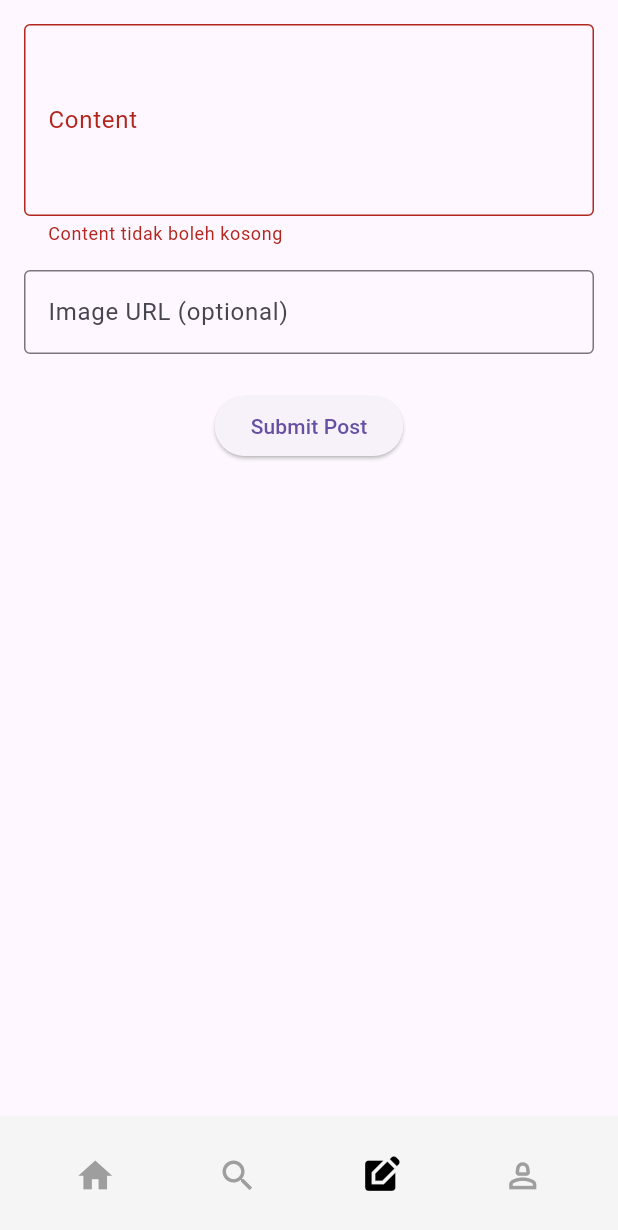
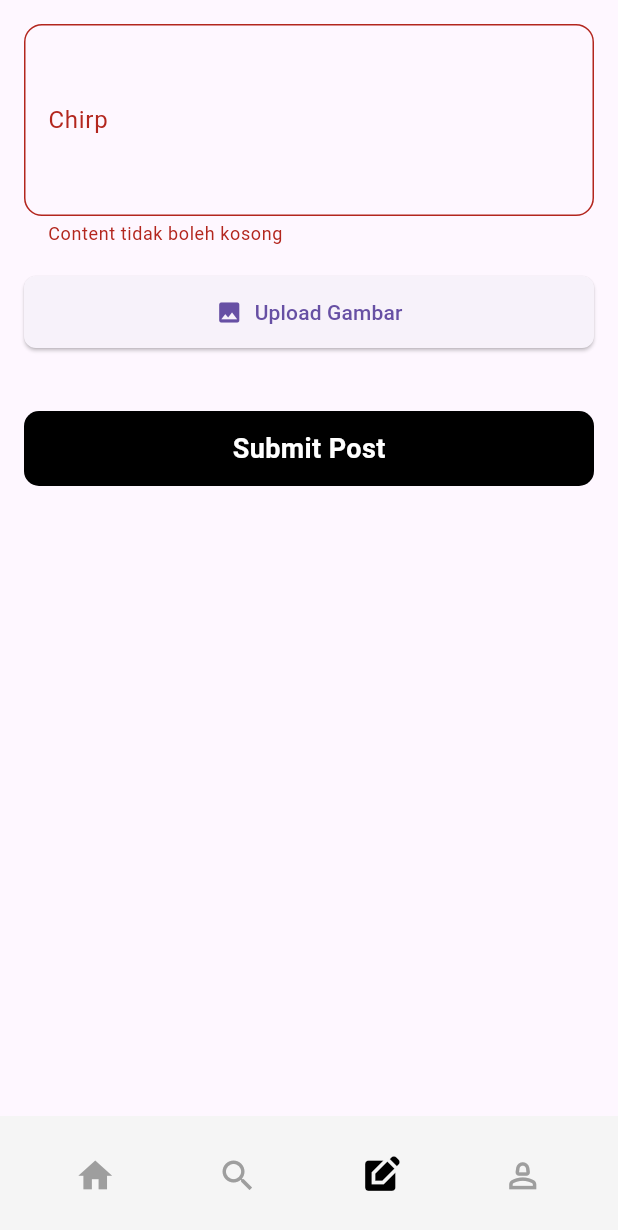
Before and after one commit to IrfanArifin/ChirpApp, a Flutter app: the HomeScreen screen opened directly, item 3 of the bottom bar chosen, after a tap on "Submit Post", on a phone screen of 412 x 824 dp. Shown: the top 1230 px of the screen. Run offline on Flutter 3.47's test engine with Material 3 defaults, Android fonts, the phone set to English and light mode, and no system bars; our stand-ins replace image_picker, shared_preferences; accounts and stored records are empty; network calls fail.

Commit message:
feat(post): enhance AddPostTab with image upload functionality and improve UI elements

```diff
--- a/lib/screens/add_post_tab.dart
+++ b/lib/screens/add_post_tab.dart
@@ -1,3 +1,4 @@
+import 'dart:io';
 import 'package:flutter/material.dart';
 import 'package:http/http.dart' as http;
 import 'dart:convert';
@@ -15,6 +16,12 @@ class _AddPostTabState extends State<AddPostTab> {
   final ImagePicker _picker = ImagePicker();
   XFile? _pickedImage;
 
+  final _formKey = GlobalKey<FormState>();
+  final TextEditingController _contentController = TextEditingController();
+
+  bool _isLoading = false;
+  String? _uploadedImageUrl;
+
   Future<void> _pickImage() async {
     try {
       final pickedFile = await _picker.pickImage(source: ImageSource.gallery);
@@ -23,20 +30,21 @@ class _AddPostTabState extends State<AddPostTab> {
           _pickedImage = pickedFile;
         });
 
-        // Upload ke API image backend
         final imageUrl = await _uploadImageToApi(pickedFile);
-        if (imageUrl != null) {
-          _imageController.text = imageUrl;
-        } else {
-          ScaffoldMessenger.of(context).showSnackBar(SnackBar(
-            content: Text('Gagal upload gambar ke server'),
-          ));
+        setState(() {
+          _uploadedImageUrl = imageUrl;
+        });
+
+        if (imageUrl == null) {
+          ScaffoldMessenger.of(context).showSnackBar(
+            const SnackBar(content: Text('Gagal upload gambar ke server')),
+          );
         }
       }
     } catch (e) {
-      ScaffoldMessenger.of(context).showSnackBar(SnackBar(
-        content: Text('Error saat memilih gambar: $e'),
-      ));
+      ScaffoldMessenger.of(context).showSnackBar(
+        SnackBar(content: Text('Error saat memilih gambar: $e')),
+      );
     }
   }
 
@@ -46,9 +54,7 @@ Future<String?> _uploadImageToApi(XFile imageFile) async {
 
     try {
       final request = http.MultipartRequest('POST', uploadUri);
-
       request.files.add(await http.MultipartFile.fromPath('image', imageFile.path));
-
       if (token != null) {
         request.headers['Authorization'] = 'Bearer $token';
       }
@@ -69,17 +75,8 @@ Future<String?> _uploadImageToApi(XFile imageFile) async {
     }
   }
 
-
-  final _formKey = GlobalKey<FormState>();
-  final TextEditingController _contentController = TextEditingController();
-  final TextEditingController _imageController = TextEditingController();
-
-  bool _isLoading = false;
-
   Future<void> _submitPost() async {
-  if (!_formKey.currentState!.validate()) {
-    return;
-  }
+    if (!_formKey.currentState!.validate()) return;
 
     setState(() {
       _isLoading = true;
@@ -87,9 +84,10 @@ Future<void> _submitPost() async {
 
     try {
       final userId = await TokenStorage.getUserId();
-    if (userId == null) {
+      final token = await TokenStorage.getToken();
+      if (userId == null || token == null) {
         ScaffoldMessenger.of(context).showSnackBar(
-        const SnackBar(content: Text('User ID tidak ditemukan. Silakan login terlebih dahulu.')),
+          const SnackBar(content: Text('Silakan login terlebih dahulu.')),
         );
         setState(() {
           _isLoading = false;
@@ -97,32 +95,17 @@ Future<void> _submitPost() async {
         return;
       }
 
-    final token = await TokenStorage.getToken();
-    if (token == null) {
-      ScaffoldMessenger.of(context).showSnackBar(
-        const SnackBar(content: Text('Token tidak ditemukan. Silakan login terlebih dahulu.')),
-      );
-      setState(() {
-        _isLoading = false;
-      });
-      return;
-    }
+      final content = _contentController.text.trim();
+      final image = _uploadedImageUrl;
 
-    final String content = _contentController.text.trim();
-    final String? image = _imageController.text.trim().isEmpty ? null : _imageController.text.trim();
-
-    final Uri url = Uri.parse('http://localhost:3000/api/posts');
-
+      final url = Uri.parse('http://localhost:3000/api/posts');
       final response = await http.post(
         url,
         headers: {
           'Content-Type': 'application/json',
           'Authorization': 'Bearer $token',
         },
-      body: jsonEncode({
-        'content': content,
-        'image': image,
-      }),
+        body: jsonEncode({'content': content, 'image': image}),
       );
 
       if (response.statusCode == 201) {
@@ -130,18 +113,17 @@ Future<void> _submitPost() async {
           const SnackBar(content: Text('Postingan berhasil dibuat!')),
         );
         _contentController.clear();
-      _imageController.clear();
+        setState(() {
+          _pickedImage = null;
+          _uploadedImageUrl = null;
+        });
       } else {
-      final Map<String, dynamic> errorResponse = jsonDecode(response.body);
+        final errorResponse = jsonDecode(response.body);
         final errorMessage = errorResponse['error'] ?? 'Gagal membuat postingan.';
-      ScaffoldMessenger.of(context).showSnackBar(
-        SnackBar(content: Text('Error: $errorMessage')),
-      );
+        ScaffoldMessenger.of(context).showSnackBar(SnackBar(content: Text('Error: $errorMessage')));
       }
     } catch (e) {
-    ScaffoldMessenger.of(context).showSnackBar(
-      SnackBar(content: Text('Terjadi kesalahan: $e')),
-    );
+      ScaffoldMessenger.of(context).showSnackBar(SnackBar(content: Text('Terjadi kesalahan: $e')));
     } finally {
       setState(() {
         _isLoading = false;
@@ -152,7 +134,6 @@ Future<void> _submitPost() async {
   @override
   void dispose() {
     _contentController.dispose();
-    _imageController.dispose();
     super.dispose();
   }
 
@@ -163,14 +144,15 @@ Future<void> _submitPost() async {
       child: Form(
         key: _formKey,
         child: Column(
+          crossAxisAlignment: CrossAxisAlignment.stretch,
           children: [
             TextFormField(
               controller: _contentController,
               maxLines: 4,
-              decoration: const InputDecoration(
-                labelText: 'Content',
-                border: OutlineInputBorder(),
-                hintText: 'Tulis isi postingan Anda di sini...',
+              decoration: InputDecoration(
+                labelText: 'Chirp',
+                border: OutlineInputBorder(borderRadius: BorderRadius.circular(12)),
+                hintText: 'Tulis chirp Anda di sini...',
               ),
               validator: (value) {
                 if (value == null || value.trim().isEmpty) {
@@ -179,32 +161,54 @@ Future<void> _submitPost() async {
                 return null;
               },
             ),
-            const SizedBox(height: 16),
-            TextFormField(
-              controller: _imageController,
-              decoration: const InputDecoration(
-                labelText: 'Image URL (optional)',
-                border: OutlineInputBorder(),
-                hintText: 'Masukkan URL gambar jika ada',
+            const SizedBox(height: 20),
+            ElevatedButton.icon(
+              onPressed: _pickImage,
+              icon: const Icon(Icons.image),
+              label: const Text('Upload Gambar'),
+              style: ElevatedButton.styleFrom(
+                padding: const EdgeInsets.symmetric(vertical: 14),
+                shape: RoundedRectangleBorder(borderRadius: BorderRadius.circular(8)),
               ),
-              keyboardType: TextInputType.url,
-              validator: (value) {
-                if (value != null && value.isNotEmpty) {
-                  final uri = Uri.tryParse(value);
-                  if (uri == null || (!uri.isAbsolute)) {
-                    return 'Masukkan URL yang valid';
-                  }
-                }
-                return null;
-              },
             ),
-            const SizedBox(height: 24),
+            const SizedBox(height: 12),
+            if (_pickedImage != null)
+              ClipRRect(
+                borderRadius: BorderRadius.circular(12),
+                child: Image.file(
+                  File(_pickedImage!.path),
+                  height: 180,
+                  width: double.infinity,
+                  fit: BoxFit.cover,
+                ),
+              ),
+            const SizedBox(height: 30),
             _isLoading
-                ? const CircularProgressIndicator()
-                : ElevatedButton(
-                    onPressed: _submitPost,
-                    child: const Text('Submit Post'),
+                ? const Center(child: CircularProgressIndicator())
+                : InkWell(
+                    onTap: _isLoading ? null : _submitPost,
+                    child: Container(
+                      height: 50,
+                      decoration: BoxDecoration(
+                        color: _isLoading ? Colors.grey : Colors.black,
+                        borderRadius: BorderRadius.circular(10),
                       ),
+                      alignment: Alignment.center,
+                      child: _isLoading
+                          ? const CircularProgressIndicator(
+                              color: Colors.white,
+                            )
+                          : const Text(
+                              'Submit Post',
+                              style: TextStyle(
+                                color: Colors.white,
+                                fontSize: 18,
+                                fontWeight: FontWeight.bold,
+                              ),
+                            ),
+                    ),
+                  ),
+            const SizedBox(height: 20),
           ],
         ),
       ),
```
Lines whose indentation alone changed are shown as unchanged.
